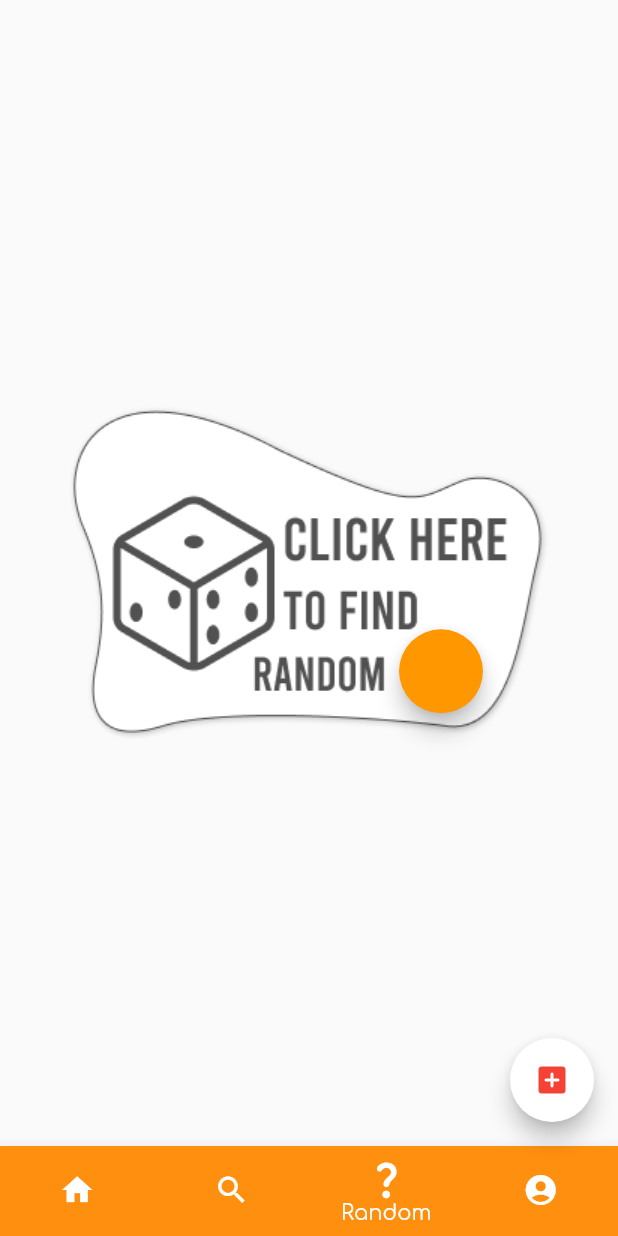
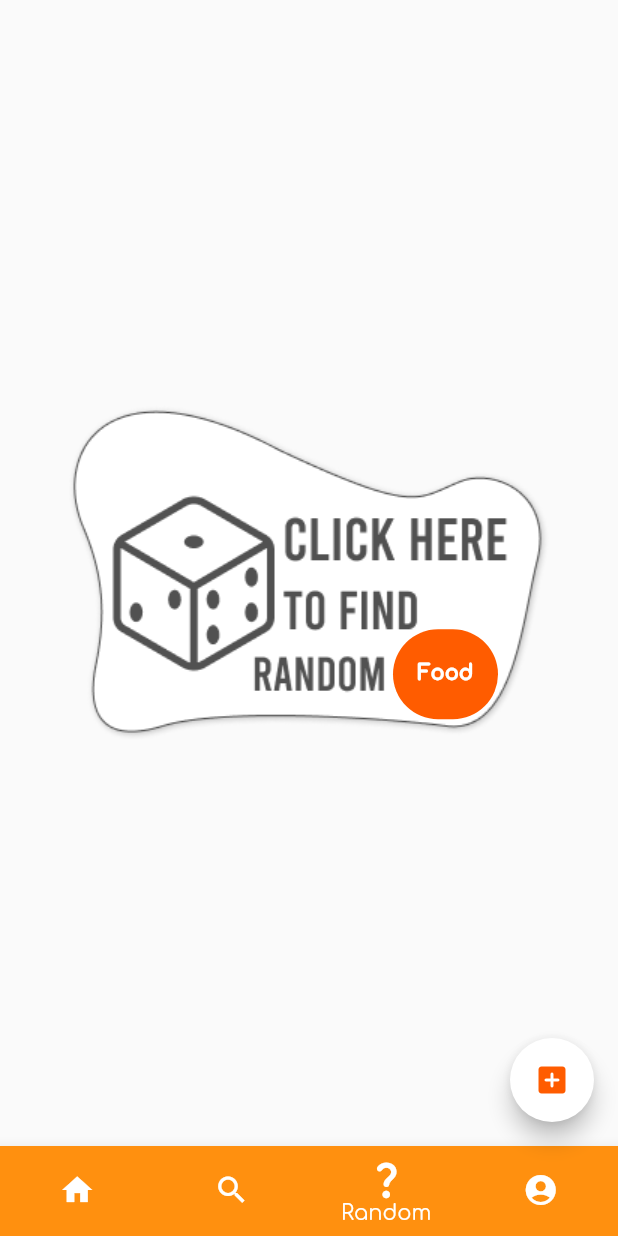
Before and after one commit to DhaniAM/Flutter_Locality_App, a Flutter app: the screen it shows after launch, item 3 of the bottom bar chosen, on a phone screen of 412 x 824 dp. Run offline on Flutter 3.47's test engine with Material 2 defaults, Android fonts, the phone set to English and light mode, and no system bars; our stand-ins replace get.

Commit message:
random screen category button now can display list of category to choose

```diff
--- a/lib/main_app.dart
+++ b/lib/main_app.dart
@@ -1,15 +1,12 @@
 import 'package:flutter/material.dart';
+import 'package:flutter_project_2/main.dart';
 import 'package:flutter_project_2/screen/account_screen.dart';
 import 'package:flutter_project_2/screen/home_screen.dart';
 import 'package:flutter_project_2/screen/random_screen.dart';
 import 'package:flutter_project_2/screen/register_merchant_screen.dart';
 import 'package:flutter_project_2/screen/search_screen.dart';
-
-/// Color Palette
-/// Color.fromRGBO(255, 92, 0, 1),
-/// Color.fromRGBO(255, 144, 15, 1),
-/// Color.fromRGBO(255, 202, 15, 1),
-/// Color.fromRGBO(255, 230, 0, 1),
+import 'package:flutter_project_2/state/getx.dart';
+import 'package:get/get.dart';
 
 class MainApp extends StatefulWidget {
   const MainApp({Key? key}) : super(key: key);
@@ -20,10 +17,7 @@ class MainApp extends StatefulWidget {
 
 class _MainAppState extends State<MainApp> {
   int selectedIndex = 0;
-  Color c1 = const Color.fromRGBO(255, 92, 0, 1);
-  Color c2 = const Color.fromRGBO(255, 144, 15, 1);
-  Color c3 = const Color.fromRGBO(255, 202, 15, 1);
-  Color c4 = const Color.fromRGBO(255, 230, 0, 1);
+  final myColor = Get.put(MyColorPalette());
 
   /// for Content Screen, not for the bottomNavBar
   static const List<Widget> _widgetOptions = <Widget>[
@@ -53,7 +47,7 @@ class _MainAppState extends State<MainApp> {
         unselectedItemColor: Colors.white,
         showUnselectedLabels: false,
         selectedIconTheme: const IconThemeData(size: 30),
-        backgroundColor: c2,
+        backgroundColor: myColor.c2,
         currentIndex: selectedIndex,
         type: BottomNavigationBarType.fixed,
         onTap: _onItemTapped,
@@ -85,7 +79,7 @@ class _MainAppState extends State<MainApp> {
           }));
         },
         tooltip: 'Add Menu',
-        foregroundColor: Colors.red,
+        foregroundColor: myColor.c1,
         backgroundColor: Colors.white,
         hoverElevation: 24.6,
         child: const Icon(Icons.add_box_rounded),
--- a/lib/screen/random_screen.dart
+++ b/lib/screen/random_screen.dart
@@ -1,10 +1,17 @@
 import 'package:flutter/material.dart';
+import 'package:flutter_project_2/state/getx.dart';
+import 'package:get/get.dart';
+
+enum CategoryItem { food, drink }
 
 class RandomScreen extends StatelessWidget {
   const RandomScreen({Key? key, c1}) : super(key: key);
 
   @override
   Widget build(BuildContext context) {
+    final myColor = Get.put(MyColorPalette());
+    final randomCategory = Get.put(RandomCategory());
+
     return Center(
       child: Stack(
         children: [
@@ -12,10 +19,59 @@ class RandomScreen extends StatelessWidget {
 
           /// Merchant Choice Circle Button
           Positioned(
-            right: 45,
+            right: 35,
             top: 150,
-            child: FloatingActionButton(
-              onPressed: () {},
+            child: PopupMenuButton(
+              child: Container(
+                width: 70,
+                height: 60,
+                decoration: BoxDecoration(
+                  borderRadius: BorderRadius.circular(50),
+                  color: myColor.c1,
+                ),
+                child: Center(
+                  child: GetX<RandomCategory>(
+                    builder: (_) => Text(randomCategory.category.value,
+                        style: (randomCategory.category.value != "Stationary")
+                            ? const TextStyle(color: Colors.white, fontWeight: FontWeight.w900)
+                            : const TextStyle(
+                                color: Colors.white, fontWeight: FontWeight.w900, fontSize: 10)),
+                  ),
+                ),
+              ),
+              onSelected: (var value) {
+                randomCategory.setCategory(value);
+              },
+              itemBuilder: (BuildContext context) => [
+                const PopupMenuItem(
+                  value: "Food",
+                  child: Text('Food'),
+                ),
+                const PopupMenuItem(
+                  value: "Drink",
+                  child: Text('Drink'),
+                ),
+                const PopupMenuItem(
+                  value: "Stationary",
+                  child: Text('Stationary'),
+                ),
+                const PopupMenuItem(
+                  value: "Tech",
+                  child: Text('Tech'),
+                ),
+                const PopupMenuItem(
+                  value: "Vehicle",
+                  child: Text('Vehicle'),
+                ),
+                const PopupMenuItem(
+                  value: "Medic",
+                  child: Text('Medic'),
+                ),
+                const PopupMenuItem(
+                  value: "Others",
+                  child: Text('Others'),
+                ),
+              ],
             ),
           ),
         ],
--- /dev/null
+++ b/lib/state/getx.dart
@@ -0,0 +1,16 @@
+import 'dart:ui';
+import 'package:get/get.dart';
+
+class MyColorPalette extends GetxController {
+  Color c1 = const Color.fromRGBO(255, 92, 0, 1);
+  Color c2 = const Color.fromRGBO(255, 144, 15, 1);
+  Color c3 = const Color.fromRGBO(255, 202, 15, 1);
+  Color c4 = const Color.fromRGBO(255, 230, 0, 1);
+}
+
+class RandomCategory extends GetxController {
+  var category = "Food".obs;
+  void setCategory(var name) {
+    category.value = name;
+  }
+}
```
Also changed, not shown: lib/widget/category_popup.dart (+12 -0 lines).
